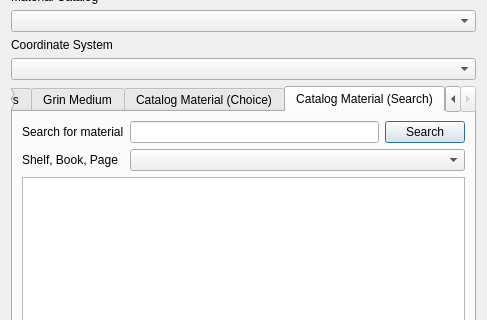
The window that freecad/PyrateWorkbench/Qt/dlg_material_add.ui (mess42/pyrate) describes before a commit, drawn with Qt 5; both pictures show x 0 to 487 and y 83 to 403 of the 487 by 510 pixel window.
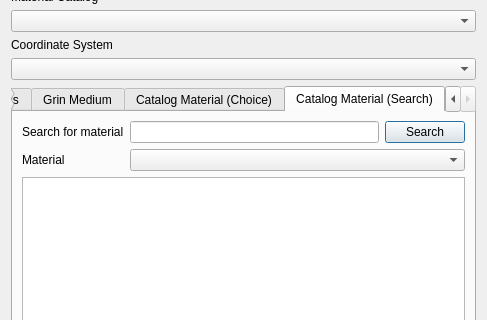
The same window after the commit. The open tabs and pages were chosen to show the change.

Commit message: freecad: sorted material lists

What changed in the file:
```diff
--- a/freecad/PyrateWorkbench/Qt/dlg_material_add.ui
+++ b/freecad/PyrateWorkbench/Qt/dlg_material_add.ui
@@ -298,7 +298,7 @@
        <item row="2" column="0">
         <widget class="QLabel" name="label_18">
          <property name="text">
-          <string>Shelf, Book, Page</string>
+          <string>Material</string>
          </property>
         </widget>
        </item>
```
The commit also changes 1 other file.
